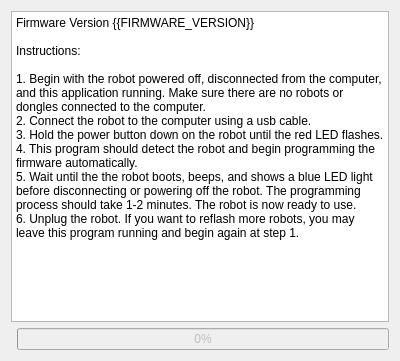
The window that ui/dialog.ui (davidko/LinkbotFirmwareRescue) describes before a commit, drawn with Qt 5.
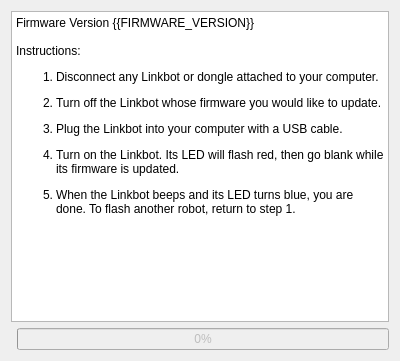
The same window after the commit.

Commit message: Revise instruction text

What changed in the file:
```diff
--- a/ui/dialog.ui
+++ b/ui/dialog.ui
@@ -24,13 +24,11 @@
 &lt;p style=&quot; margin-top:0px; margin-bottom:0px; margin-left:0px; margin-right:0px; -qt-block-indent:0; text-indent:0px;&quot;&gt;Firmware Version {{FIRMWARE_VERSION}}&lt;/p&gt;
 &lt;p style=&quot;-qt-paragraph-type:empty; margin-top:0px; margin-bottom:0px; margin-left:0px; margin-right:0px; -qt-block-indent:0; text-indent:0px;&quot;&gt;&lt;br /&gt;&lt;/p&gt;
 &lt;p style=&quot; margin-top:0px; margin-bottom:0px; margin-left:0px; margin-right:0px; -qt-block-indent:0; text-indent:0px;&quot;&gt;Instructions:&lt;/p&gt;
-&lt;p style=&quot;-qt-paragraph-type:empty; margin-top:0px; margin-bottom:0px; margin-left:0px; margin-right:0px; -qt-block-indent:0; text-indent:0px;&quot;&gt;&lt;br /&gt;&lt;/p&gt;
-&lt;p style=&quot; margin-top:0px; margin-bottom:0px; margin-left:0px; margin-right:0px; -qt-block-indent:0; text-indent:0px;&quot;&gt;1. Begin with the robot powered off, disconnected from the computer, and this application running. Make sure there are no robots or dongles connected to the computer.&lt;/p&gt;
-&lt;p style=&quot; margin-top:0px; margin-bottom:0px; margin-left:0px; margin-right:0px; -qt-block-indent:0; text-indent:0px;&quot;&gt;2. Connect the robot to the computer using a usb cable. &lt;/p&gt;
-&lt;p style=&quot; margin-top:0px; margin-bottom:0px; margin-left:0px; margin-right:0px; -qt-block-indent:0; text-indent:0px;&quot;&gt;3. Hold the power button down on the robot until the red LED flashes. &lt;/p&gt;
-&lt;p style=&quot; margin-top:0px; margin-bottom:0px; margin-left:0px; margin-right:0px; -qt-block-indent:0; text-indent:0px;&quot;&gt;4. This program should detect the robot and begin programming the firmware automatically.&lt;/p&gt;
-&lt;p style=&quot; margin-top:0px; margin-bottom:0px; margin-left:0px; margin-right:0px; -qt-block-indent:0; text-indent:0px;&quot;&gt;5. Wait until the the robot boots, beeps, and shows a blue LED light before disconnecting or powering off the robot. The programming process should take 1-2 minutes. The robot is now ready to use.&lt;/p&gt;
-&lt;p style=&quot; margin-top:0px; margin-bottom:0px; margin-left:0px; margin-right:0px; -qt-block-indent:0; text-indent:0px;&quot;&gt;6. Unplug the robot. If you want to reflash more robots, you may leave this program running and begin again at step 1.&lt;/p&gt;&lt;/body&gt;&lt;/html&gt;</string>
+&lt;ol style=&quot;margin-top: 0px; margin-bottom: 0px; margin-left: 0px; margin-right: 0px; -qt-list-indent: 1;&quot;&gt;&lt;li style=&quot; margin-top:12px; margin-bottom:12px; margin-left:0px; margin-right:0px; -qt-block-indent:0; text-indent:0px;&quot;&gt;Disconnect any Linkbot or dongle attached to your computer.&lt;/li&gt;
+&lt;li style=&quot; margin-top:12px; margin-bottom:12px; margin-left:0px; margin-right:0px; -qt-block-indent:0; text-indent:0px;&quot;&gt;Turn off the Linkbot whose firmware you would like to update.&lt;/li&gt;
+&lt;li style=&quot; margin-top:12px; margin-bottom:12px; margin-left:0px; margin-right:0px; -qt-block-indent:0; text-indent:0px;&quot;&gt;Plug the Linkbot into your computer with a USB cable.&lt;/li&gt;
+&lt;li style=&quot; margin-top:12px; margin-bottom:12px; margin-left:0px; margin-right:0px; -qt-block-indent:0; text-indent:0px;&quot;&gt;Turn on the Linkbot. Its LED will flash red, then go blank while its firmware is updated.&lt;/li&gt;
+&lt;li style=&quot; margin-top:12px; margin-bottom:12px; margin-left:0px; margin-right:0px; -qt-block-indent:0; text-indent:0px;&quot;&gt;When the Linkbot beeps and its LED turns blue, you are done. To flash another robot, return to step 1.&lt;/li&gt;&lt;/ol&gt;&lt;/body&gt;&lt;/html&gt;</string>
      </property>
     </widget>
    </item>
```
